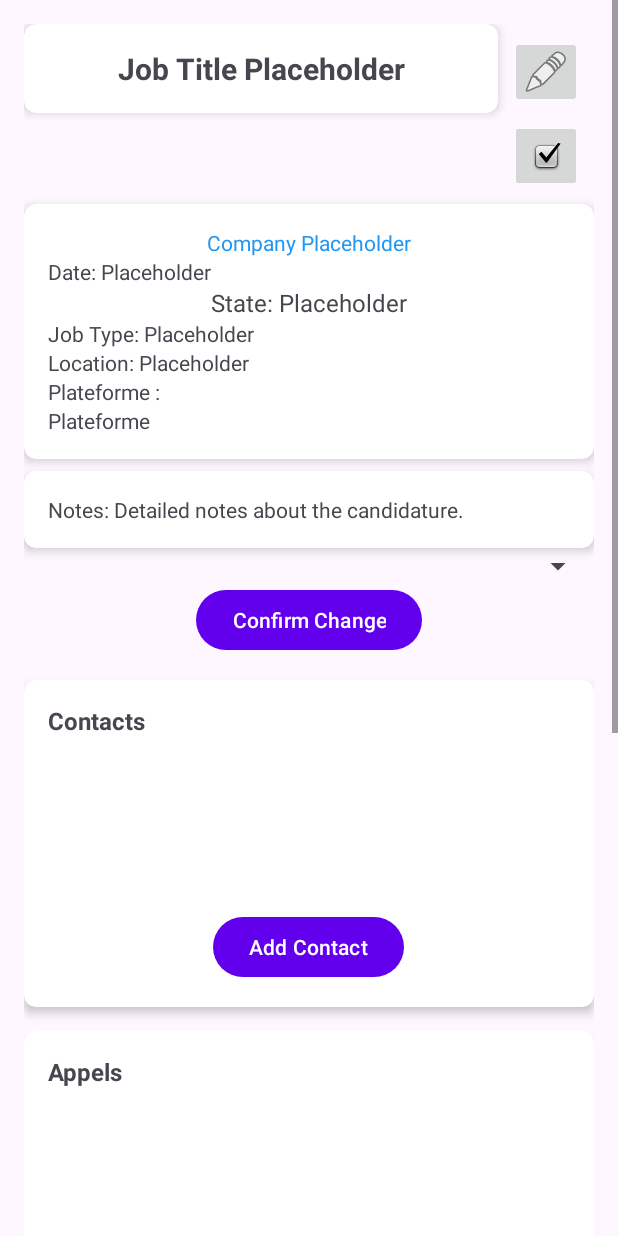
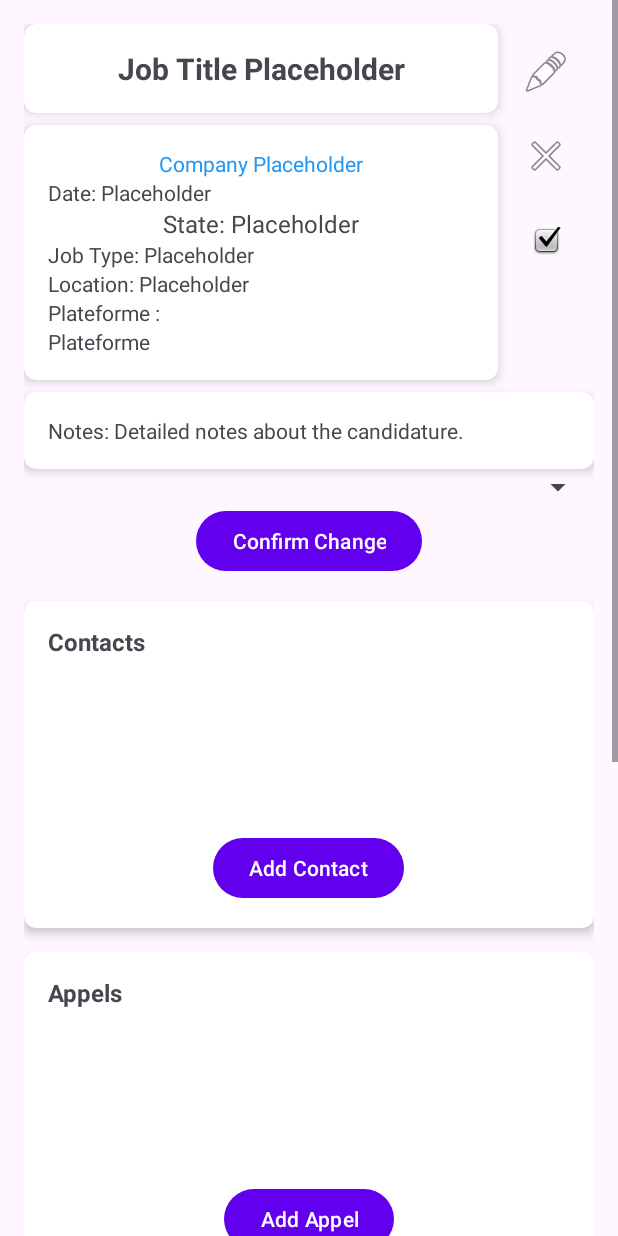
Before and after one commit to PavelDelhomme/kotlin_Jobber, an Android app built with Jetpack Compose: the layout activity_details_candidature.xml on its own in the app's theme, with its tools: preview values and no code run, on a phone screen of 412 x 824 dp. Run offline under Robolectric (Android 15) with nearby library versions, the phone set to English and light mode, and no system bars.

Commit message:
Il faut améliorer l'affichage des détails de l'entretien, appels, contact, candidature, harmoniser le tout Verifier la bonn configuration des autres éléments

```diff
--- a/app/src/main/java/com/delhomme/jobber/DataRepository.kt
+++ b/app/src/main/java/com/delhomme/jobber/DataRepository.kt
@@ -1772,4 +1772,7 @@ class DataRepository(val context: Context) {
         }
     }
 
+    fun findEventByEntretienId(entretienId: String): Evenement? {
+        return evenements?.find { it.relatedId == entretienId && it.type == EventType.Entretien }
+    }
 }
--- a/app/src/main/res/layout/activity_details_candidature.xml
+++ b/app/src/main/res/layout/activity_details_candidature.xml
@@ -20,6 +20,7 @@
             android:layout_width="48dp"
             android:layout_height="48dp"
             android:src="@android:drawable/ic_menu_edit"
+            android:background="?attr/selectableItemBackgroundBorderless"
             app:layout_constraintTop_toTopOf="parent"
             app:layout_constraintEnd_toEndOf="parent"
             android:layout_margin="8dp" />
@@ -28,6 +29,7 @@
             android:id="@+id/button_mark_as_rejected"
             android:layout_width="48dp"
             android:layout_height="48dp"
+            android:background="?attr/selectableItemBackgroundBorderless"
             android:src="@android:drawable/ic_menu_close_clear_cancel"
             app:layout_constraintTop_toBottomOf="@id/btnEditCandidature"
             app:layout_constraintEnd_toEndOf="parent"
@@ -36,8 +38,10 @@
             android:id="@+id/button_mark_as_accepted"
             android:layout_width="48dp"
             android:layout_height="48dp"
+            android:background="?attr/selectableItemBackgroundBorderless"
+
             android:src="@android:drawable/checkbox_on_background"
-            app:layout_constraintTop_toBottomOf="@id/btnEditCandidature"
+            app:layout_constraintTop_toBottomOf="@id/button_mark_as_rejected"
             app:layout_constraintEnd_toEndOf="parent"
             android:layout_margin="8dp" />
 
@@ -63,7 +67,6 @@
                 android:text="Job Title Placeholder"
                 android:gravity="center" />
         </androidx.cardview.widget.CardView>
-
         <!-- CardView for Company and Date/State Details -->
         <androidx.cardview.widget.CardView
             android:id="@+id/cvCandidatureDetails"
@@ -71,10 +74,11 @@
             android:layout_height="wrap_content"
             app:cardCornerRadius="8dp"
             app:cardElevation="4dp"
-            app:layout_constraintTop_toBottomOf="@id/button_mark_as_rejected"
+            app:layout_constraintTop_toBottomOf="@id/cvJobTitle"
             app:layout_constraintStart_toStartOf="parent"
-            app:layout_constraintEnd_toEndOf="parent"
-            android:layout_marginTop="8dp">
+            app:layout_constraintEnd_toStartOf="@id/btnEditCandidature"
+            android:layout_marginTop="8dp"
+            android:layout_marginEnd="8dp">
 
             <LinearLayout
                 android:layout_width="match_parent"
@@ -129,6 +133,7 @@
                     android:text="Plateforme" />
             </LinearLayout>
         </androidx.cardview.widget.CardView>
+
 
         <androidx.cardview.widget.CardView
             android:id="@+id/cvNotes"
--- a/app/src/main/res/layout/activity_details_entretien.xml
+++ b/app/src/main/res/layout/activity_details_entretien.xml
@@ -42,7 +42,7 @@
                 android:padding="16dp"
                 android:textSize="20sp"
                 android:textStyle="bold"
-                android:textColor="@color/color"
+                android:textColor="@color/deep_blue"
                 android:text="Date de l'entretien"
                 android:gravity="center" />
         </androidx.cardview.widget.CardView>
--- a/app/src/main/res/values/colors.xml
+++ b/app/src/main/res/values/colors.xml
@@ -13,6 +13,12 @@
     <color name="colorOnSurface">#000000</color> <!-- Noir sur surfaces -->
     <color name="colorOnError">#FFFFFF</color> <!-- Blanc sur erreurs -->
 
+    <color name="teal_700">#00796B</color> <!-- Vous pouvez ajuster ces valeurs pour mieux correspondre au thème de nuit -->
+    <color name="teal_200">#80CBC4</color>
+    <color name="white">#FFFFFF</color>
+    <color name="purple_700">#6A1B9A</color>
+    <color name="purple_200">#CE93D8</color>
+    <color name="black">#000000</color>
     <!-- Nouvelles couleurs ajoutées pour plus de diversité -->
     <color name="deep_blue">#303F9F</color> <!-- Bleu profond -->
     <color name="light_blue">#03A9F4</color> <!-- Bleu clair vif -->
```
Also changed, not shown: app/src/main/java/com/delhomme/jobber/Entretien/EditEntretienActivity.kt (+11 -3 lines).
